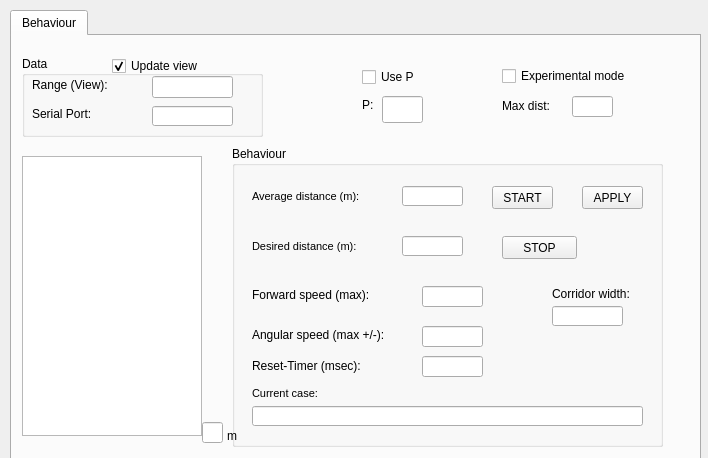
Old version of the form Hanse/Behaviour_WallFollowing/wallfollowingform.ui in the repository iti-luebeck/HANSE2011.
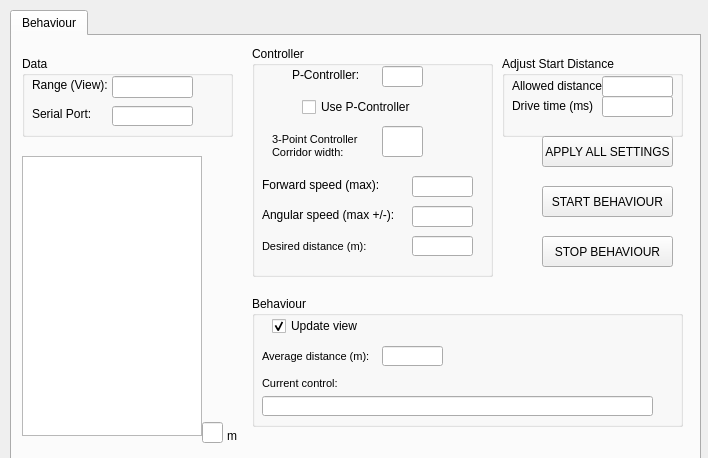
New version of the form.

Commit message: Behaviour_WallFollowing refactored

```diff
--- a/Hanse/Behaviour_WallFollowing/wallfollowingform.ui
+++ b/Hanse/Behaviour_WallFollowing/wallfollowingform.ui
@@ -62,7 +62,7 @@
       <rect>
        <x>10</x>
        <y>20</y>
-       <width>241</width>
+       <width>211</width>
        <height>81</height>
       </rect>
      </property>
@@ -85,7 +85,7 @@
      <widget class="QLineEdit" name="port">
       <property name="geometry">
        <rect>
-        <x>130</x>
+        <x>90</x>
         <y>50</y>
         <width>81</width>
         <height>20</height>
@@ -105,93 +105,174 @@
        <string>Serial Port:</string>
       </property>
      </widget>
-     <widget class="QCheckBox" name="updateView">
-      <property name="geometry">
-       <rect>
-        <x>90</x>
-        <y>0</y>
-        <width>111</width>
-        <height>20</height>
-       </rect>
-      </property>
-      <property name="text">
-       <string>Update view</string>
-      </property>
-      <property name="checked">
-       <bool>true</bool>
-      </property>
-     </widget>
      <widget class="QLineEdit" name="echoRange">
       <property name="geometry">
        <rect>
+        <x>90</x>
+        <y>20</y>
+        <width>81</width>
+        <height>22</height>
+       </rect>
+      </property>
+     </widget>
+    </widget>
+    <widget class="QLabel" name="label_12">
+     <property name="geometry">
+      <rect>
+       <x>215</x>
+       <y>390</y>
+       <width>41</width>
+       <height>20</height>
+      </rect>
+     </property>
+     <property name="text">
+      <string>m</string>
+     </property>
+    </widget>
+    <widget class="QLineEdit" name="r2">
+     <property name="geometry">
+      <rect>
+       <x>190</x>
+       <y>386</y>
+       <width>21</width>
+       <height>21</height>
+      </rect>
+     </property>
+     <property name="readOnly">
+      <bool>true</bool>
+     </property>
+    </widget>
+    <widget class="QGroupBox" name="groupBox_2">
+     <property name="geometry">
+      <rect>
+       <x>490</x>
+       <y>20</y>
+       <width>181</width>
+       <height>81</height>
+      </rect>
+     </property>
+     <property name="title">
+      <string>Adjust Start Distance</string>
+     </property>
+     <widget class="QLabel" name="label_11">
+      <property name="geometry">
+       <rect>
+        <x>10</x>
+        <y>20</y>
+        <width>91</width>
+        <height>20</height>
+       </rect>
+      </property>
+      <property name="text">
+       <string>Allowed distance</string>
+      </property>
+     </widget>
+     <widget class="QLineEdit" name="allowedInput">
+      <property name="geometry">
+       <rect>
+        <x>100</x>
+        <y>20</y>
+        <width>71</width>
+        <height>21</height>
+       </rect>
+      </property>
+      <property name="text">
+       <string/>
+      </property>
+     </widget>
+     <widget class="QLabel" name="label_13">
+      <property name="geometry">
+       <rect>
+        <x>10</x>
+        <y>40</y>
+        <width>81</width>
+        <height>20</height>
+       </rect>
+      </property>
+      <property name="text">
+       <string>Drive time (ms)</string>
+      </property>
+     </widget>
+     <widget class="QLineEdit" name="driveInput">
+      <property name="geometry">
+       <rect>
+        <x>100</x>
+        <y>40</y>
+        <width>71</width>
+        <height>21</height>
+       </rect>
+      </property>
+      <property name="text">
+       <string/>
+      </property>
+     </widget>
+    </widget>
+    <widget class="QGroupBox" name="groupBox_4">
+     <property name="geometry">
+      <rect>
+       <x>240</x>
+       <y>10</y>
+       <width>241</width>
+       <height>231</height>
+      </rect>
+     </property>
+     <property name="title">
+      <string>Controller</string>
+     </property>
+     <widget class="QLabel" name="label_10">
+      <property name="geometry">
+       <rect>
+        <x>40</x>
+        <y>20</y>
+        <width>71</width>
+        <height>17</height>
+       </rect>
+      </property>
+      <property name="text">
+       <string>P-Controller: k</string>
+      </property>
+     </widget>
+     <widget class="QLineEdit" name="pInput">
+      <property name="geometry">
+       <rect>
         <x>130</x>
         <y>20</y>
-        <width>81</width>
+        <width>41</width>
+        <height>21</height>
+       </rect>
+      </property>
+     </widget>
+     <widget class="QCheckBox" name="useP">
+      <property name="geometry">
+       <rect>
+        <x>50</x>
+        <y>50</y>
+        <width>111</width>
         <height>22</height>
        </rect>
       </property>
+      <property name="text">
+       <string>Use P-Controller</string>
+      </property>
      </widget>
-    </widget>
-    <widget class="QGroupBox" name="groupBox_3">
-     <property name="geometry">
-      <rect>
-       <x>220</x>
-       <y>110</y>
-       <width>431</width>
-       <height>301</height>
-      </rect>
-     </property>
-     <property name="title">
-      <string>Behaviour</string>
-     </property>
-     <widget class="QPushButton" name="startButton">
+     <widget class="QLineEdit" name="distanceInput">
       <property name="geometry">
        <rect>
-        <x>260</x>
-        <y>40</y>
+        <x>160</x>
+        <y>190</y>
         <width>61</width>
-        <height>23</height>
+        <height>20</height>
        </rect>
       </property>
-      <property name="text">
-       <string>START</string>
-      </property>
-     </widget>
-     <widget class="QPushButton" name="stopButton">
-      <property name="geometry">
-       <rect>
-        <x>270</x>
-        <y>90</y>
-        <width>75</width>
-        <height>23</height>
-       </rect>
-      </property>
-      <property name="text">
-       <string>STOP</string>
-      </property>
-     </widget>
-     <widget class="QLabel" name="label_4">
-      <property name="geometry">
-       <rect>
-        <x>20</x>
-        <y>40</y>
-        <width>121</width>
-        <height>21</height>
-       </rect>
-      </property>
-      <property name="text">
-       <string>&lt;!DOCTYPE HTML PUBLIC &quot;-//W3C//DTD HTML 4.0//EN&quot; &quot;http://www.w3.org/TR/REC-html40/strict.dtd&quot;&gt;
-&lt;html&gt;&lt;head&gt;&lt;meta name=&quot;qrichtext&quot; content=&quot;1&quot; /&gt;&lt;style type=&quot;text/css&quot;&gt;
-p, li { white-space: pre-wrap; }
-&lt;/style&gt;&lt;/head&gt;&lt;body style=&quot; font-family:'MS Shell Dlg 2'; font-size:8.25pt; font-weight:400; font-style:normal;&quot;&gt;
-&lt;p style=&quot; margin-top:0px; margin-bottom:0px; margin-left:0px; margin-right:0px; -qt-block-indent:0; text-indent:0px;&quot;&gt;&lt;span style=&quot; font-size:8pt;&quot;&gt;Average distance (m):&lt;/span&gt;&lt;/p&gt;&lt;/body&gt;&lt;/html&gt;</string>
+      <property name="readOnly">
+       <bool>false</bool>
       </property>
      </widget>
      <widget class="QLabel" name="label_3">
       <property name="geometry">
        <rect>
-        <x>20</x>
-        <y>90</y>
+        <x>10</x>
+        <y>190</y>
         <width>131</width>
         <height>21</height>
        </rect>
@@ -204,51 +285,40 @@
 &lt;p style=&quot; margin-top:0px; margin-bottom:0px; margin-left:0px; margin-right:0px; -qt-block-indent:0; text-indent:0px;&quot;&gt;&lt;span style=&quot; font-size:8pt;&quot;&gt;Desired distance (m):&lt;/span&gt;&lt;/p&gt;&lt;/body&gt;&lt;/html&gt;</string>
       </property>
      </widget>
-     <widget class="QLineEdit" name="avgDistance">
-      <property name="geometry">
-       <rect>
-        <x>170</x>
-        <y>40</y>
-        <width>61</width>
-        <height>20</height>
-       </rect>
-      </property>
-      <property name="readOnly">
-       <bool>true</bool>
-      </property>
-     </widget>
-     <widget class="QLineEdit" name="distanceInput">
-      <property name="geometry">
-       <rect>
-        <x>170</x>
-        <y>90</y>
-        <width>61</width>
-        <height>20</height>
-       </rect>
-      </property>
-      <property name="readOnly">
-       <bool>false</bool>
-      </property>
-     </widget>
-     <widget class="QLabel" name="label">
+     <widget class="QLabel" name="label_7">
       <property name="geometry">
        <rect>
         <x>20</x>
-        <y>140</y>
-        <width>151</width>
-        <height>17</height>
+        <y>80</y>
+        <width>91</width>
+        <height>41</height>
        </rect>
       </property>
       <property name="text">
-       <string>Forward speed (max):</string>
+       <string>&lt;!DOCTYPE HTML PUBLIC &quot;-//W3C//DTD HTML 4.0//EN&quot; &quot;http://www.w3.org/TR/REC-html40/strict.dtd&quot;&gt;
+&lt;html&gt;&lt;head&gt;&lt;meta name=&quot;qrichtext&quot; content=&quot;1&quot; /&gt;&lt;style type=&quot;text/css&quot;&gt;
+p, li { white-space: pre-wrap; }
+&lt;/style&gt;&lt;/head&gt;&lt;body style=&quot; font-family:'MS Shell Dlg 2'; font-size:8.25pt; font-weight:400; font-style:normal;&quot;&gt;
+&lt;p style=&quot; margin-top:0px; margin-bottom:0px; margin-left:0px; margin-right:0px; -qt-block-indent:0; text-indent:0px;&quot;&gt;&lt;span style=&quot; font-size:8pt;&quot;&gt;3-Point Controller&lt;/span&gt;&lt;/p&gt;
+&lt;p style=&quot; margin-top:0px; margin-bottom:0px; margin-left:0px; margin-right:0px; -qt-block-indent:0; text-indent:0px;&quot;&gt;&lt;span style=&quot; font-size:8pt;&quot;&gt;Corridor width:&lt;/span&gt;&lt;/p&gt;&lt;/body&gt;&lt;/html&gt;</string>
+      </property>
+     </widget>
+     <widget class="QLineEdit" name="corridorInput">
+      <property name="geometry">
+       <rect>
+        <x>130</x>
+        <y>80</y>
+        <width>41</width>
+        <height>31</height>
+       </rect>
       </property>
      </widget>
      <widget class="QLabel" name="label_5">
       <property name="geometry">
        <rect>
-        <x>20</x>
-        <y>180</y>
-        <width>171</width>
+        <x>10</x>
+        <y>160</y>
+        <width>141</width>
         <height>17</height>
        </rect>
       </property>
@@ -259,28 +329,54 @@
      <widget class="QLineEdit" name="forwardInput">
       <property name="geometry">
        <rect>
-        <x>190</x>
-        <y>140</y>
+        <x>160</x>
+        <y>130</y>
         <width>61</width>
         <height>21</height>
        </rect>
       </property>
      </widget>
+     <widget class="QLabel" name="label">
+      <property name="geometry">
+       <rect>
+        <x>10</x>
+        <y>130</y>
+        <width>121</width>
+        <height>17</height>
+       </rect>
+      </property>
+      <property name="text">
+       <string>Forward speed (max):</string>
+      </property>
+     </widget>
      <widget class="QLineEdit" name="angularInput">
       <property name="geometry">
        <rect>
-        <x>190</x>
-        <y>180</y>
+        <x>160</x>
+        <y>160</y>
         <width>61</width>
         <height>21</height>
        </rect>
       </property>
      </widget>
+    </widget>
+    <widget class="QGroupBox" name="groupBox_3">
+     <property name="geometry">
+      <rect>
+       <x>240</x>
+       <y>260</y>
+       <width>431</width>
+       <height>131</height>
+      </rect>
+     </property>
+     <property name="title">
+      <string>Behaviour</string>
+     </property>
      <widget class="QLabel" name="label_6">
       <property name="geometry">
        <rect>
-        <x>20</x>
-        <y>240</y>
+        <x>10</x>
+        <y>80</y>
         <width>91</width>
         <height>16</height>
        </rect>
@@ -289,15 +385,15 @@
        <string>&lt;!DOCTYPE HTML PUBLIC &quot;-//W3C//DTD HTML 4.0//EN&quot; &quot;http://www.w3.org/TR/REC-html40/strict.dtd&quot;&gt;
 &lt;html&gt;&lt;head&gt;&lt;meta name=&quot;qrichtext&quot; content=&quot;1&quot; /&gt;&lt;style type=&quot;text/css&quot;&gt;
 p, li { white-space: pre-wrap; }
-&lt;/style&gt;&lt;/head&gt;&lt;body style=&quot; font-family:'MS Shell Dlg 2'; font-size:7.8pt; font-weight:400; font-style:normal;&quot;&gt;
-&lt;p style=&quot; margin-top:0px; margin-bottom:0px; margin-left:0px; margin-right:0px; -qt-block-indent:0; text-indent:0px;&quot;&gt;&lt;span style=&quot; font-size:8pt;&quot;&gt;Current case:&lt;/span&gt;&lt;/p&gt;&lt;/body&gt;&lt;/html&gt;</string>
+&lt;/style&gt;&lt;/head&gt;&lt;body style=&quot; font-family:'MS Shell Dlg 2'; font-size:8.25pt; font-weight:400; font-style:normal;&quot;&gt;
+&lt;p style=&quot; margin-top:0px; margin-bottom:0px; margin-left:0px; margin-right:0px; -qt-block-indent:0; text-indent:0px;&quot;&gt;&lt;span style=&quot; font-size:8pt;&quot;&gt;Current control:&lt;/span&gt;&lt;/p&gt;&lt;/body&gt;&lt;/html&gt;</string>
       </property>
      </widget>
      <widget class="QLineEdit" name="currentCase">
       <property name="geometry">
        <rect>
-        <x>20</x>
-        <y>260</y>
+        <x>10</x>
+        <y>100</y>
         <width>391</width>
         <height>20</height>
        </rect>
@@ -306,165 +402,90 @@
        <bool>true</bool>
       </property>
      </widget>
-     <widget class="QLabel" name="label_7">
-      <property name="geometry">
-       <rect>
-        <x>320</x>
-        <y>140</y>
-        <width>111</width>
-        <height>16</height>
-       </rect>
-      </property>
-      <property name="text">
-       <string>Corridor width:</string>
-      </property>
-     </widget>
-     <widget class="QLineEdit" name="corridorInput">
-      <property name="geometry">
-       <rect>
-        <x>320</x>
-        <y>160</y>
-        <width>71</width>
-        <height>20</height>
-       </rect>
-      </property>
-     </widget>
-     <widget class="QLabel" name="label_8">
+     <widget class="QCheckBox" name="updateView">
       <property name="geometry">
        <rect>
         <x>20</x>
-        <y>210</y>
-        <width>141</width>
+        <y>20</y>
+        <width>111</width>
         <height>20</height>
        </rect>
       </property>
       <property name="text">
-       <string>Reset-Timer (msec):</string>
+       <string>Update view</string>
+      </property>
+      <property name="checked">
+       <bool>true</bool>
       </property>
      </widget>
-     <widget class="QLineEdit" name="timerInput">
+     <widget class="QLineEdit" name="avgDistance">
       <property name="geometry">
        <rect>
-        <x>190</x>
-        <y>210</y>
+        <x>130</x>
+        <y>50</y>
         <width>61</width>
+        <height>20</height>
+       </rect>
+      </property>
+      <property name="readOnly">
+       <bool>true</bool>
+      </property>
+     </widget>
+     <widget class="QLabel" name="label_4">
+      <property name="geometry">
+       <rect>
+        <x>10</x>
+        <y>50</y>
+        <width>121</width>
         <height>21</height>
        </rect>
       </property>
-     </widget>
-     <widget class="QPushButton" name="applyButton">
-      <property name="geometry">
-       <rect>
-        <x>350</x>
-        <y>40</y>
-        <width>61</width>
-        <height>23</height>
-       </rect>
-      </property>
       <property name="text">
-       <string>APPLY</string>
+       <string>&lt;!DOCTYPE HTML PUBLIC &quot;-//W3C//DTD HTML 4.0//EN&quot; &quot;http://www.w3.org/TR/REC-html40/strict.dtd&quot;&gt;
+&lt;html&gt;&lt;head&gt;&lt;meta name=&quot;qrichtext&quot; content=&quot;1&quot; /&gt;&lt;style type=&quot;text/css&quot;&gt;
+p, li { white-space: pre-wrap; }
+&lt;/style&gt;&lt;/head&gt;&lt;body style=&quot; font-family:'MS Shell Dlg 2'; font-size:8.25pt; font-weight:400; font-style:normal;&quot;&gt;
+&lt;p style=&quot; margin-top:0px; margin-bottom:0px; margin-left:0px; margin-right:0px; -qt-block-indent:0; text-indent:0px;&quot;&gt;&lt;span style=&quot; font-size:8pt;&quot;&gt;Average distance (m):&lt;/span&gt;&lt;/p&gt;&lt;/body&gt;&lt;/html&gt;</string>
       </property>
      </widget>
     </widget>
-    <widget class="QLabel" name="label_12">
+    <widget class="QPushButton" name="applyButton">
      <property name="geometry">
       <rect>
-       <x>215</x>
-       <y>390</y>
-       <width>41</width>
-       <height>20</height>
+       <x>530</x>
+       <y>100</y>
+       <width>131</width>
+       <height>31</height>
       </rect>
      </property>
      <property name="text">
-      <string>m</string>
+      <string>APPLY ALL SETTINGS</string>
      </property>
     </widget>
-    <widget class="QLineEdit" name="r2">
+    <widget class="QPushButton" name="startButton">
      <property name="geometry">
       <rect>
-       <x>190</x>
-       <y>386</y>
-       <width>21</width>
-       <height>21</height>
+       <x>530</x>
+       <y>150</y>
+       <width>131</width>
+       <height>31</height>
       </rect>
      </property>
-     <property name="readOnly">
-      <bool>true</bool>
-     </property>
-    </widget>
-    <widget class="QCheckBox" name="useP">
-     <property name="geometry">
-      <rect>
-       <x>350</x>
-       <y>30</y>
-       <width>61</width>
-       <height>22</height>
-      </rect>
-     </property>
      <property name="text">
-      <string>Use P</string>
+      <string>START BEHAVIOUR</string>
      </property>
     </widget>
-    <widget class="QLabel" name="label_10">
+    <widget class="QPushButton" name="stopButton">
      <property name="geometry">
       <rect>
-       <x>350</x>
-       <y>60</y>
-       <width>21</width>
-       <height>17</height>
+       <x>530</x>
+       <y>200</y>
+       <width>131</width>
+       <height>31</height>
       </rect>
      </property>
      <property name="text">
-      <string>P:</string>
-     </property>
-    </widget>
-    <widget class="QLineEdit" name="pInput">
-     <property name="geometry">
-      <rect>
-       <x>370</x>
-       <y>60</y>
-       <width>41</width>
-       <height>27</height>
-      </rect>
-     </property>
-    </widget>
-    <widget class="QCheckBox" name="expMode">
-     <property name="geometry">
-      <rect>
-       <x>490</x>
-       <y>30</y>
-       <width>171</width>
-       <height>20</height>
-      </rect>
-     </property>
-     <property name="text">
-      <string>Experimental mode</string>
-     </property>
-    </widget>
-    <widget class="QLineEdit" name="expInput">
-     <property name="geometry">
-      <rect>
-       <x>560</x>
-       <y>60</y>
-       <width>41</width>
-       <height>21</height>
-      </rect>
-     </property>
-     <property name="text">
-      <string/>
-     </property>
-    </widget>
-    <widget class="QLabel" name="label_11">
-     <property name="geometry">
-      <rect>
-       <x>490</x>
-       <y>60</y>
-       <width>71</width>
-       <height>20</height>
-      </rect>
-     </property>
-     <property name="text">
-      <string>Max dist:</string>
+      <string>STOP BEHAVIOUR</string>
      </property>
     </widget>
    </widget>
```
The commit also changes 5 other files.
